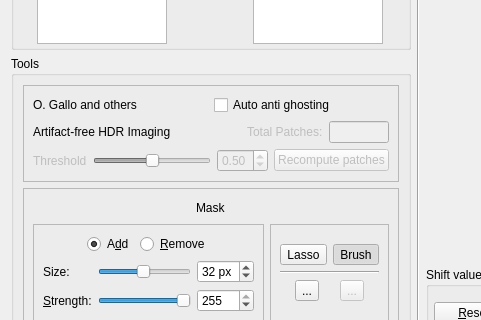
Qt form src/HdrWizard/EditingTools.ui (LuminanceHDR/LuminanceHDR) before a commit; both pictures show x 0 to 481 and y 219 to 539 of the 1122 by 644 pixel window.
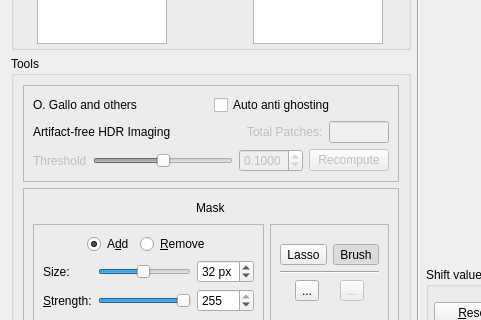
The same form after that commit. Icons and pictures are not drawn.

What changed in the file:
```diff
--- a/src/HdrWizard/EditingTools.ui
+++ b/src/HdrWizard/EditingTools.ui
@@ -607,7 +607,7 @@
                     <bool>false</bool>
                    </property>
                    <property name="maximum">
-                    <number>1000</number>
+                    <number>10000</number>
                    </property>
                    <property name="singleStep">
                     <number>1</number>
@@ -616,7 +616,7 @@
                     <number>10</number>
                    </property>
                    <property name="value">
-                    <number>500</number>
+                    <number>5000</number>
                    </property>
                    <property name="orientation">
                     <enum>Qt::Horizontal</enum>
@@ -631,6 +631,9 @@
                    <property name="enabled">
                     <bool>false</bool>
                    </property>
+                   <property name="decimals">
+                    <number>4</number>
+                   </property>
                    <property name="maximum">
                     <double>1.000000000000000</double>
                    </property>
@@ -638,7 +641,7 @@
                     <double>0.010000000000000</double>
                    </property>
                    <property name="value">
-                    <double>0.500000000000000</double>
+                    <double>0.100000000000000</double>
                    </property>
                   </widget>
                  </item>
@@ -648,7 +651,7 @@
                     <bool>false</bool>
                    </property>
                    <property name="text">
-                    <string>Recompute patches</string>
+                    <string>Recompute</string>
                    </property>
                   </widget>
                  </item>
```
Left out of the diff: 2 changed lines with no effect on the pictures.
